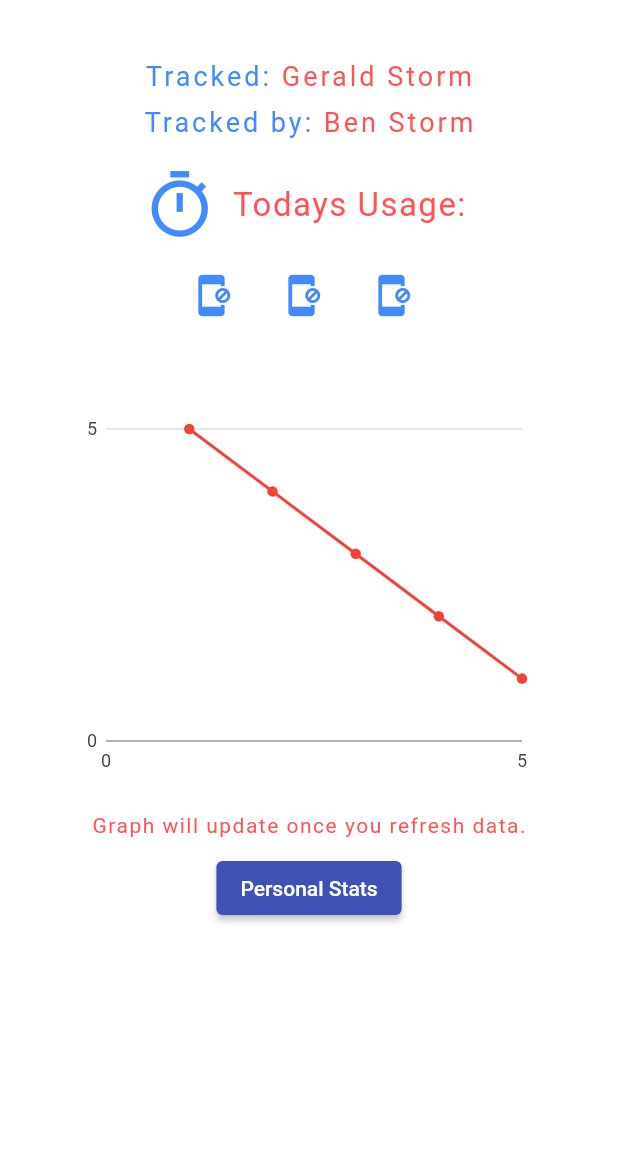
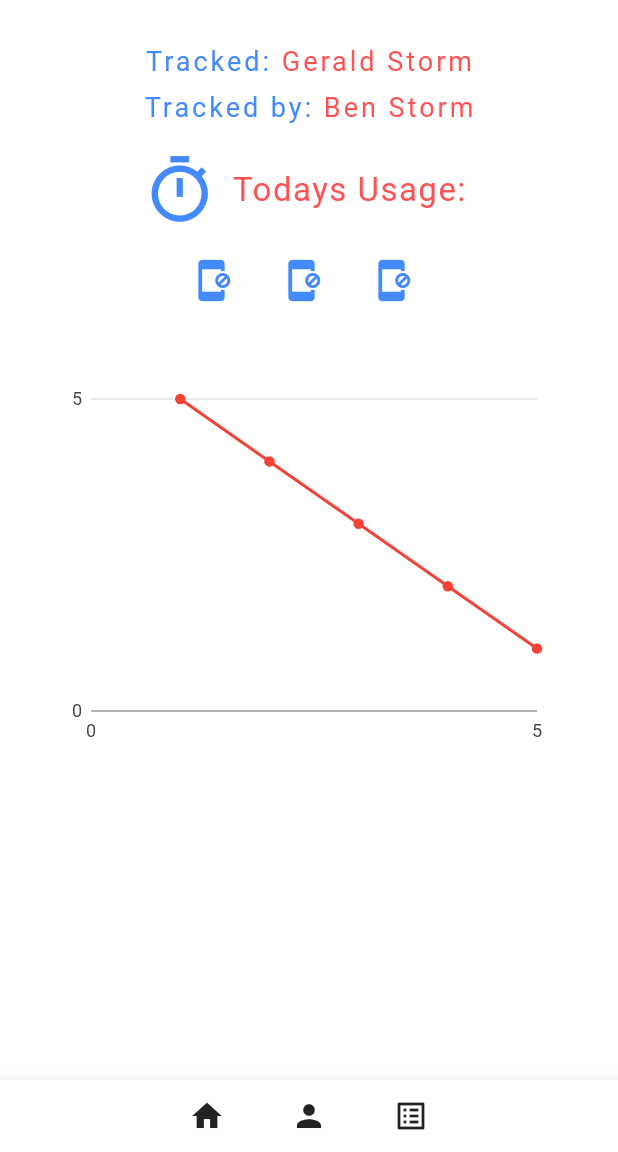
Before and after one commit to RPoolman/App-Usage, a Flutter app: the screen it shows after launch, on a phone screen of 412 x 824 dp, the part 84-1236 px from its top. Run offline on Flutter 3.47's test engine with Material 2 defaults, Android fonts, the phone set to English and light mode, and no system bars; our stand-ins replace charts_flutter; missing offline and left inert: app_usage.

Commit message:
added bottom navigation
a bottom APP bar has been added to help with in app navigation.

```diff
--- a/flutter_app/lib/main.dart
+++ b/flutter_app/lib/main.dart
@@ -1,6 +1,9 @@
 import 'package:flutter/cupertino.dart';
 import 'package:flutter/material.dart';
+
+import 'pullData.dart';
 import 'Stats.dart';
+
 import 'deviceVars.dart';
 import 'dataChart.dart';
 
@@ -20,9 +23,36 @@ class _LandingPageState extends State<LandingPage> {
         backgroundColor: Colors.indigo,
         elevation: 0,
       ),
+      bottomNavigationBar: BottomAppBar(
+        child: Row(
+          mainAxisAlignment: MainAxisAlignment.center,
+          children: [
+            IconButton(icon: Icon(Icons.home), onPressed: () {
+              Navigator.push(
+                context,
+                MaterialPageRoute(builder: (context) => LandingPage()),
+              );},
+            ),
+            SizedBox(width: 20,),
+            IconButton(icon: Icon(Icons.person), onPressed: () {
+              Navigator.push(
+                context,
+                MaterialPageRoute(builder: (context) => StatScreen()),
+              );},
+            ),
+            SizedBox(width: 20,),
+            IconButton(icon: Icon(Icons.list_alt), onPressed: () {
+              Navigator.push(
+                context,
+                MaterialPageRoute(builder: (context) => DeviceApps()),
+              );},
+            ),
+          ],
+        ),
+      ),
       body:
       Padding(
-        padding: EdgeInsets.fromLTRB(30.0, 40.0, 30.0, 0),
+        padding: EdgeInsets.fromLTRB(30.0, 30.0, 30.0, 0),
         child: Column(
           crossAxisAlignment: CrossAxisAlignment.start,
           children: <Widget>[
@@ -130,35 +160,13 @@ class _LandingPageState extends State<LandingPage> {
               mainAxisAlignment: MainAxisAlignment.center,
               children: <Widget>[
                 Padding(
-                  padding: EdgeInsets.all(20),
+                  padding: EdgeInsets.all(10),
                   child: SizedBox(
                       height:250,
                       child: PointsLineChart(
                         PointsLineChart.createSampleData(), animate: false,
                       ),
                   ),
-                ),
-                Text(
-                  'Graph will update once you refresh data.',
-                  style: TextStyle(
-                    color: Colors.redAccent,
-                    fontSize: 14,
-                    letterSpacing: 1,
-                  ),
-                ),
-                SizedBox(height: 10,),
-                ElevatedButton(
-                  style: ButtonStyle(
-                    backgroundColor: MaterialStateProperty.all<Color>(Colors.indigo),
-                    foregroundColor: MaterialStateProperty.all<Color>(Colors.white),
-                  ),
-                  child: Text('Personal Stats'),
-                  onPressed: () {
-                    Navigator.push(
-                      context,
-                      MaterialPageRoute(builder: (context) => StatScreen()),
-                    );
-                  },
                 ),
               ],
             ),
```
Also changed, not shown: flutter_app/lib/Stats.dart (+28 -30 lines), flutter_app/lib/pullData.dart (+30 -1 lines).
